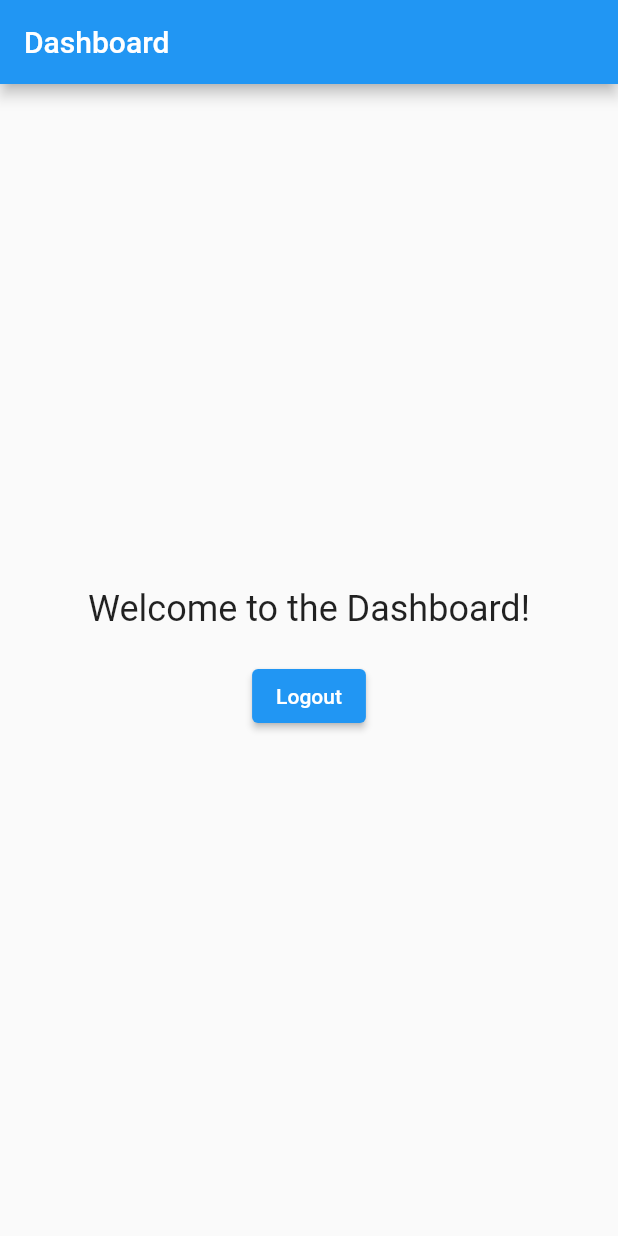
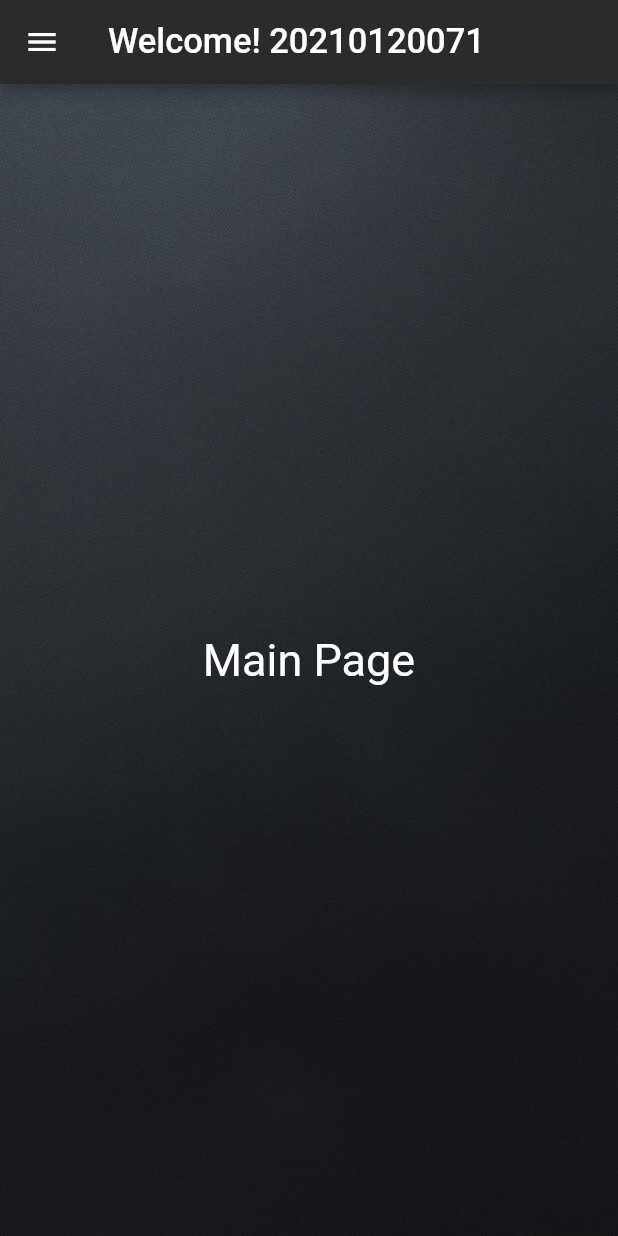
Before and after one commit to Royfansyah/UAS_20210120071, a Flutter app: the screen it shows after launch, after a tap on "Login!", on a phone screen of 412 x 824 dp. Run offline on Flutter 3.47's test engine with Material 2 defaults, Android fonts, the light colour scheme and no system bars; our stand-ins replace google_fonts.

Commit message:
Menambahkan Dashboard

```diff
--- a/lib/component/Button.dart
+++ b/lib/component/Button.dart
@@ -7,28 +7,22 @@ class MyButton extends StatelessWidget {
   @override
   Widget build(BuildContext context) {
     return Container(
-      padding: const EdgeInsets.all(3),
       margin: const EdgeInsets.only(top: 10.0, left: 90, right: 90),
-      decoration: BoxDecoration(
-        color: Color.fromARGB(255, 216, 216, 216),
-        borderRadius: BorderRadius.circular(15),
-      ),
       child: ElevatedButton(
         onPressed: () {
-          Navigator.pushReplacementNamed(context,
-              'dashboard'); // Tindakan yang akan dilakukan saat tombol ditekan
+          Navigator.pushReplacementNamed(context, 'dashboard');
         },
         style: ElevatedButton.styleFrom(
-          // Ganti ini dengan styling tombol yang Anda inginkan
+          padding: const EdgeInsets.symmetric(vertical: 10, horizontal: 10),
           primary: Color.fromARGB(255, 216, 216, 216),
+          onPrimary: Color.fromARGB(255, 41, 41, 41),
           shape: RoundedRectangleBorder(
-            borderRadius: BorderRadius.circular(10),
+            borderRadius: BorderRadius.circular(15),
           ),
         ),
         child: Text(
           "Login!",
           style: TextStyle(
-            color: Color.fromARGB(255, 41, 41, 41),
             fontWeight: FontWeight.bold,
             fontSize: 20,
           ),
--- /dev/null
+++ b/lib/component/navbar.dart
@@ -0,0 +1,22 @@
+import 'package:flutter/material.dart';
+
+class NavBar extends StatelessWidget {
+  const NavBar({super.key});
+
+  @override
+  Widget build(BuildContext context) {
+    return Drawer(
+      child: ListView(
+        children: [
+          UserAccountsDrawerHeader(
+            accountName: const Text('Royfansyah Muhammad Razavi'),
+            accountEmail: const Text('royfansyahae@gmail.com'),
+            currentAccountPicture: CircleAvatar(
+              child: ClipOval(child: Image.asset('assets/icon.png')),
+            ),
+          )
+        ],
+      ),
+    );
+  }
+}
--- a/lib/pages/dashboard.dart
+++ b/lib/pages/dashboard.dart
@@ -1,31 +1,99 @@
 import 'package:flutter/material.dart';
+import 'package:uas_roy/component/navbar.dart';
 
 class DashboardScreen extends StatelessWidget {
   @override
   Widget build(BuildContext context) {
-    return Scaffold(
-      appBar: AppBar(
-        title: Text('Dashboard'),
-      ),
-      body: Center(
-        child: Column(
-          mainAxisAlignment: MainAxisAlignment.center,
-          children: [
-            Text(
-              'Welcome to the Dashboard!',
-              style: TextStyle(fontSize: 24),
+    return MaterialApp(
+      debugShowCheckedModeBanner: false,
+      home: Scaffold(
+          drawer: NavBar(),
+          appBar: AppBar(
+              title: Text(
+                'Welcome! 20210120071',
+                style: TextStyle(
+                    fontSize: 23,
+                    color: Colors.white,
+                    fontWeight: FontWeight.w500),
+              ),
+              backgroundColor: Color.fromARGB(255, 44, 43, 43)),
+          body: Container(
+            decoration: BoxDecoration(
+              image: DecorationImage(
+                image: AssetImage(
+                    'assets/bg.jpg'), // Ganti dengan path gambar Anda
+                fit: BoxFit.cover,
+              ),
             ),
-            SizedBox(height: 20),
-            ElevatedButton(
-              onPressed: () {
-                Navigator.pushReplacementNamed(context,
-                    'login'); // Tambahkan logika yang diinginkan saat tombol ditekan
-              },
-              child: Text('Logout'),
+            child: Center(
+              child: Text(
+                'Main Page',
+                style: TextStyle(fontSize: 30.0, color: Colors.white),
+              ),
             ),
-          ],
-        ),
-      ),
+          )),
     );
   }
 }
+
+
+
+
+
+
+
+
+
+
+
+
+
+
+
+
+
+
+
+
+
+
+
+
+
+
+
+
+
+
+
+// import 'package:flutter/material.dart';
+
+//class DashboardScreen extends StatelessWidget {
+//  @override
+//  Widget build(BuildContext context) {
+//    return Scaffold(
+//      appBar: AppBar(
+//        title: Text('Dashboard'),
+//      ),
+//      body: Center(
+//        child: Column(
+//          mainAxisAlignment: MainAxisAlignment.center,
+//          children: [
+//            Text(
+//              'Welcome to the Dashboard!',
+//              style: TextStyle(fontSize: 24),
+//            ),
+//            SizedBox(height: 20),
+//            ElevatedButton(
+//             onPressed: () {
+//                Navigator.pushReplacementNamed(context,
+//                    'login'); // Tambahkan logika yang diinginkan saat tombol ditekan
+//              },
+//              child: Text('Logout'),
+//           ),
+//         ],
+//       ),
+//      ),
+//    );
+//  }
+//}
--- a/lib/pages/login_page.dart
+++ b/lib/pages/login_page.dart
@@ -32,7 +32,7 @@ class LoginPage extends StatelessWidget {
                 const SizedBox(height: 35),
 
                 Image.asset(
-                  'assets/skull.png', // Ganti dengan path gambar yang diinginkan
+                  'assets/icon.png', // Ganti dengan path gambar yang diinginkan
                   height: 100,
                   width: 340,
                 ),
```
Also changed, not shown: assets/MK.jpg (deleted), assets/bcgrd.jpg (deleted), assets/icon.png (renamed from assets/skull.png), assets/wwzlogo.webp (deleted), assets/wwzlogo1.png (deleted).
